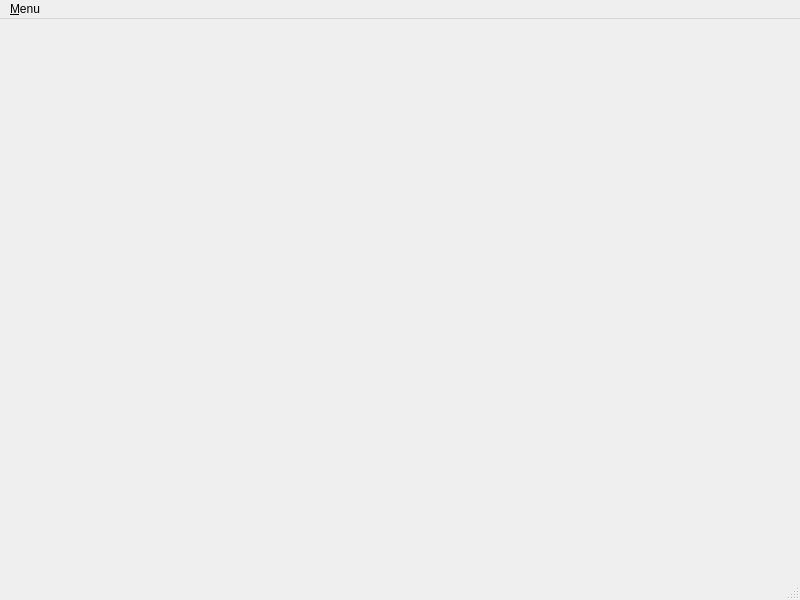
Old version of the form ui/mainwindow.ui in the repository turris-cz/rtools-gui.
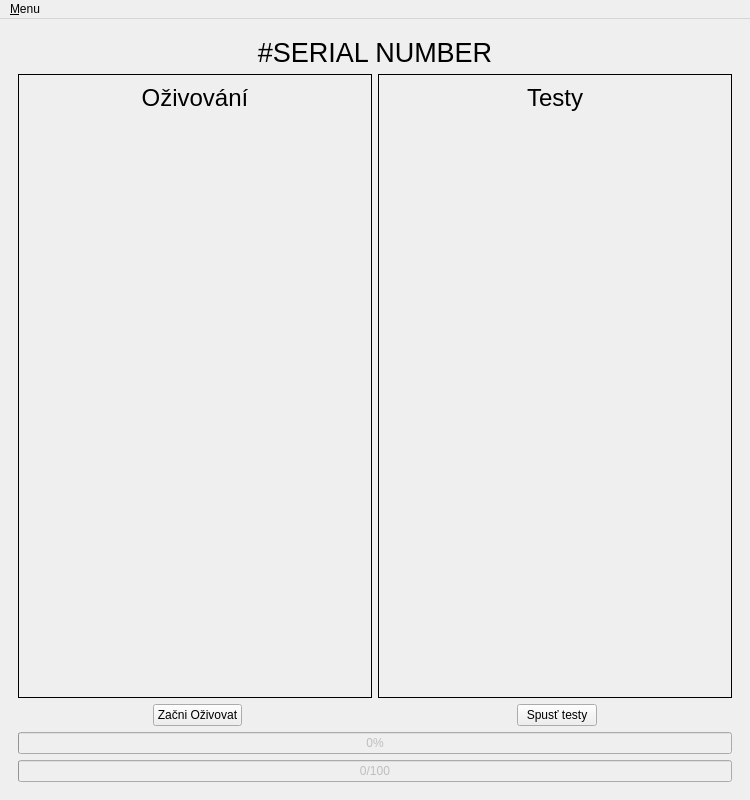
New version of the form. The open tabs and pages were chosen to show the change. Icons and pictures are not drawn.

Commit message: Work page finished

What changed in the file:
```diff
--- a/ui/mainwindow.ui
+++ b/ui/mainwindow.ui
@@ -6,8 +6,8 @@
    <rect>
     <x>0</x>
     <y>0</y>
-    <width>800</width>
-    <height>600</height>
+    <width>750</width>
+    <height>800</height>
    </rect>
   </property>
   <property name="windowTitle">
@@ -128,7 +128,231 @@
         </item>
        </layout>
       </widget>
-      <widget class="QWidget" name="workPage"/>
+      <widget class="QWidget" name="workPage">
+       <layout class="QVBoxLayout" name="verticalLayout_3">
+        <item>
+         <widget class="QLabel" name="serialNumberLabel">
+          <property name="font">
+           <font>
+            <pointsize>20</pointsize>
+           </font>
+          </property>
+          <property name="text">
+           <string>#SERIAL NUMBER</string>
+          </property>
+          <property name="alignment">
+           <set>Qt::AlignCenter</set>
+          </property>
+         </widget>
+        </item>
+        <item>
+         <layout class="QHBoxLayout" name="horizontalLayout_4">
+          <item>
+           <widget class="QFrame" name="stepFrame">
+            <property name="frameShape">
+             <enum>QFrame::Box</enum>
+            </property>
+            <layout class="QVBoxLayout" name="verticalLayout_5">
+             <item>
+              <widget class="QLabel" name="label_4">
+               <property name="font">
+                <font>
+                 <pointsize>18</pointsize>
+                </font>
+               </property>
+               <property name="text">
+                <string>Oživování</string>
+               </property>
+               <property name="alignment">
+                <set>Qt::AlignCenter</set>
+               </property>
+              </widget>
+             </item>
+             <item>
+              <layout class="QGridLayout" name="stepsLayout"/>
+             </item>
+             <item>
+              <spacer name="verticalSpacer_2">
+               <property name="orientation">
+                <enum>Qt::Vertical</enum>
+               </property>
+               <property name="sizeHint" stdset="0">
+                <size>
+                 <width>20</width>
+                 <height>40</height>
+                </size>
+               </property>
+              </spacer>
+             </item>
+             <item>
+              <spacer name="horizontalSpacer_9">
+               <property name="orientation">
+                <enum>Qt::Horizontal</enum>
+               </property>
+               <property name="sizeHint" stdset="0">
+                <size>
+                 <width>40</width>
+                 <height>20</height>
+                </size>
+               </property>
+              </spacer>
+             </item>
+            </layout>
+           </widget>
+          </item>
+          <item>
+           <widget class="QFrame" name="testFrame">
+            <property name="frameShape">
+             <enum>QFrame::Box</enum>
+            </property>
+            <layout class="QVBoxLayout" name="verticalLayout_4">
+             <item>
+              <widget class="QLabel" name="label_5">
+               <property name="font">
+                <font>
+                 <pointsize>18</pointsize>
+                </font>
+               </property>
+               <property name="text">
+                <string>Testy</string>
+               </property>
+               <property name="alignment">
+                <set>Qt::AlignCenter</set>
+               </property>
+              </widget>
+             </item>
+             <item>
+              <layout class="QGridLayout" name="testsLayout"/>
+             </item>
+             <item>
+              <spacer name="verticalSpacer_3">
+               <property name="orientation">
+                <enum>Qt::Vertical</enum>
+               </property>
+               <property name="sizeHint" stdset="0">
+                <size>
+                 <width>20</width>
+                 <height>40</height>
+                </size>
+               </property>
+              </spacer>
+             </item>
+             <item>
+              <spacer name="horizontalSpacer_10">
+               <property name="orientation">
+                <enum>Qt::Horizontal</enum>
+               </property>
+               <property name="sizeHint" stdset="0">
+                <size>
+                 <width>40</width>
+                 <height>20</height>
+                </size>
+               </property>
+              </spacer>
+             </item>
+            </layout>
+           </widget>
+          </item>
+         </layout>
+        </item>
+        <item>
+         <layout class="QHBoxLayout" name="horizontalLayout_5">
+          <item>
+           <spacer name="horizontalSpacer_4">
+            <property name="orientation">
+             <enum>Qt::Horizontal</enum>
+            </property>
+            <property name="sizeHint" stdset="0">
+             <size>
+              <width>40</width>
+              <height>20</height>
+             </size>
+            </property>
+           </spacer>
+          </item>
+          <item>
+           <widget class="QPushButton" name="startStepsButton">
+            <property name="text">
+             <string>Začni Oživovat</string>
+            </property>
+           </widget>
+          </item>
+          <item>
+           <spacer name="horizontalSpacer_5">
+            <property name="orientation">
+             <enum>Qt::Horizontal</enum>
+            </property>
+            <property name="sizeHint" stdset="0">
+             <size>
+              <width>40</width>
+              <height>20</height>
+             </size>
+            </property>
+           </spacer>
+          </item>
+          <item>
+           <spacer name="horizontalSpacer_2">
+            <property name="orientation">
+             <enum>Qt::Horizontal</enum>
+            </property>
+            <property name="sizeHint" stdset="0">
+             <size>
+              <width>40</width>
+              <height>20</height>
+             </size>
+            </property>
+           </spacer>
+          </item>
+          <item>
+           <widget class="QPushButton" name="startTestsButton">
+            <property name="text">
+             <string>Spusť testy</string>
+            </property>
+           </widget>
+          </item>
+          <item>
+           <spacer name="horizontalSpacer_3">
+            <property name="orientation">
+             <enum>Qt::Horizontal</enum>
+            </property>
+            <property name="sizeHint" stdset="0">
+             <size>
+              <width>40</width>
+              <height>20</height>
+             </size>
+            </property>
+           </spacer>
+          </item>
+         </layout>
+        </item>
+        <item>
+         <widget class="QProgressBar" name="overallProgressBar">
+          <property name="enabled">
+           <bool>false</bool>
+          </property>
+          <property name="value">
+           <number>0</number>
+          </property>
+          <property name="textVisible">
+           <bool>true</bool>
+          </property>
+         </widget>
+        </item>
+        <item>
+         <widget class="QProgressBar" name="currentProgressBar">
+          <property name="enabled">
+           <bool>false</bool>
+          </property>
+          <property name="value">
+           <number>0</number>
+          </property>
+          <property name="format">
+           <string>%v/%m</string>
+          </property>
+         </widget>
+        </item>
+       </layout>
+      </widget>
      </widget>
     </item>
    </layout>
@@ -138,7 +362,7 @@
     <rect>
      <x>0</x>
      <y>0</y>
-     <width>800</width>
+     <width>750</width>
      <height>19</height>
     </rect>
    </property>
@@ -151,7 +375,6 @@
    </widget>
    <addaction name="menuMenu"/>
   </widget>
-  <widget class="QStatusBar" name="statusbar"/>
   <action name="actionBarcode">
    <property name="text">
     <string>&amp;Barcode</string>
```
Left out of the diff: 26 changed lines with no effect on the pictures. The commit also changes 2 other files.
